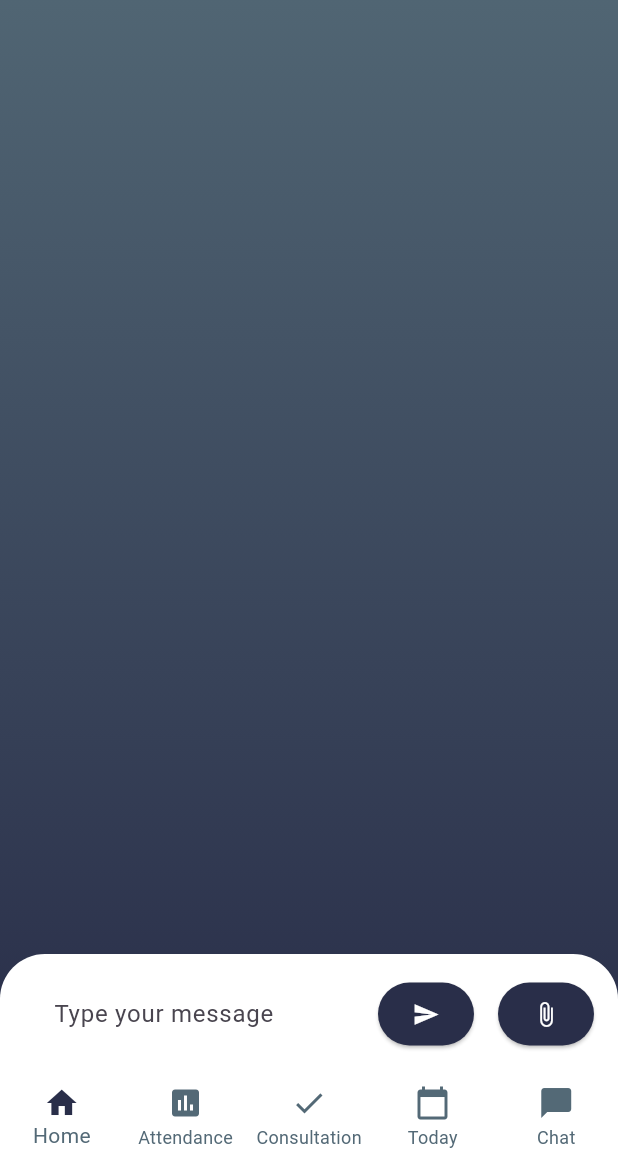
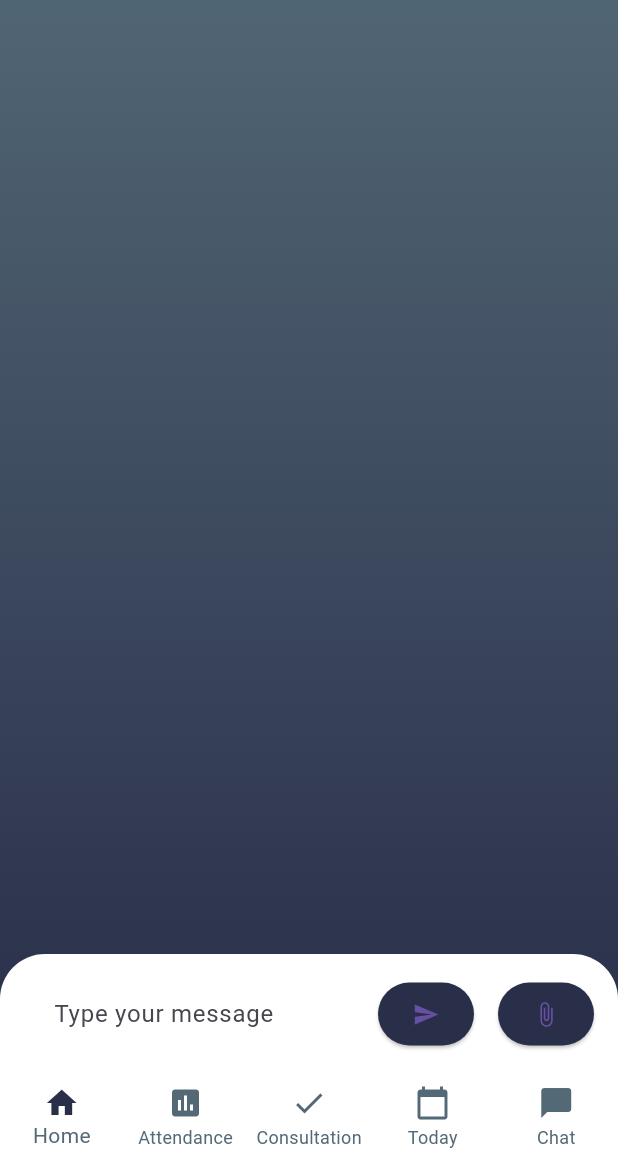
Before and after one commit to sein-pr/classrapp, a Flutter app: the screen it shows after launch, item 5 of the bottom bar chosen, after a tap on the "send" icon, on a phone screen of 412 x 824 dp, the part 75-1236 px from its top. Run offline on Flutter 3.47's test engine with Material 3 defaults, Android fonts, the phone set to English and light mode, and no system bars; our stand-ins replace image_picker, parse_server_sdk_flutter.

Commit message:
Fixed minor bugs

```diff
--- a/lib/main.dart
+++ b/lib/main.dart
@@ -3,6 +3,7 @@ import 'package:classrapp/screens/splash/splash.dart';
 import 'package:flutter/material.dart';
 import 'package:parse_server_sdk_flutter/parse_server_sdk_flutter.dart';
 
+import 'screens/attendance/attendance_screen.dart';
 import 'screens/auth/login_screen.dart';
 import 'screens/auth/register_screen.dart';
 import 'screens/communication/consultation_booking_screen.dart';
@@ -63,7 +64,7 @@ class _MyAppState extends State<MyApp> {
         ),
       ),
       //Change here to navigate to the desired screen
-      home: const ConsultationBookingScreen(),
+      home: const AttendancePage(),
     );
   }
 }
--- a/lib/screens/attendance/attendance_screen.dart
+++ b/lib/screens/attendance/attendance_screen.dart
@@ -4,7 +4,7 @@ import '../../widgets/bottom_navigation_bar.dart';
 import 'statistics_page.dart';
 
 class AttendancePage extends StatefulWidget {
-  const AttendancePage({super.key});
+  const AttendancePage({Key? key}) : super(key: key);
 
   @override
   _AttendancePageState createState() => _AttendancePageState();
@@ -18,7 +18,10 @@ class _AttendancePageState extends State<AttendancePage> {
   Widget build(BuildContext context) {
     return Scaffold(
       backgroundColor: AppColors.primaryColor,
-      bottomNavigationBar: const BottomNavigationBarWidget(userName: 'YourUserName', idno: 'YourIdNo'),
+      bottomNavigationBar: const BottomNavigationBarWidget(
+        userName: 'YourUserName',
+        idno: 'YourIdNo',
+      ),
       body: Padding(
         padding: const EdgeInsets.all(16.0),
         child: Column(
@@ -60,7 +63,7 @@ class _AttendancePageState extends State<AttendancePage> {
                   borderRadius: BorderRadius.circular(8),
                 ),
                 child: ListView.builder(
-                  itemCount: 15,
+                  itemCount: _getStudentCount(),
                   itemBuilder: (BuildContext context, int index) {
                     final studentName = _getStudentName(index);
                     return ListTile(
@@ -142,9 +145,12 @@ class _AttendancePageState extends State<AttendancePage> {
       });
     }
   }
-}
 
-String _getStudentName(int index) {
+  int _getStudentCount() {
+    return 15; // Number of students to display, adjust as needed
+  }
+
+  String _getStudentName(int index) {
     switch (index) {
       case 0:
         return 'Alzira Dongua';
@@ -180,3 +186,4 @@ String _getStudentName(int index) {
         return 'Student ${index + 1}';
     }
   }
+}
--- a/lib/screens/communication/chat_screen.dart
+++ b/lib/screens/communication/chat_screen.dart
@@ -6,7 +6,7 @@ import '../../widgets/bottom_navigation_bar.dart';
 import '../../widgets/chat_widget.dart';
 
 class ChatScreen extends StatefulWidget {
-  const ChatScreen({super.key});
+  const ChatScreen({Key? key}) : super(key: key);
 
   @override
   _ChatScreenState createState() => _ChatScreenState();
@@ -15,17 +15,20 @@ class ChatScreen extends StatefulWidget {
 class _ChatScreenState extends State<ChatScreen> {
   final TextEditingController _messageController = TextEditingController();
   File? _attachment;
-  final _chatWidgetKey = GlobalKey<ChatWidgetState>();
+  final GlobalKey<ChatWidgetState> _chatWidgetKey =
+      GlobalKey<ChatWidgetState>();
 
   void _sendMessage() {
-    if (_messageController.text.trim().isNotEmpty) {
+    if (_messageController.text.trim().isNotEmpty || _attachment != null) {
       _chatWidgetKey.currentState?.addMessage(
         message: _messageController.text.trim(),
         isFromUser: true,
         attachment: _attachment,
       );
       _messageController.clear();
-      _attachment = null;
+      setState(() {
+        _attachment = null;
+      });
     }
   }
 
@@ -110,7 +113,6 @@ class _ChatScreenState extends State<ChatScreen> {
                     ElevatedButton(
                       onPressed: _sendMessage,
                       style: ElevatedButton.styleFrom(
-                        foregroundColor: Colors.white,
                         backgroundColor: AppColors.primaryColor,
                         shape: RoundedRectangleBorder(
                           borderRadius: BorderRadius.circular(30.0),
@@ -126,7 +128,6 @@ class _ChatScreenState extends State<ChatScreen> {
                     ElevatedButton(
                       onPressed: _pickImage,
                       style: ElevatedButton.styleFrom(
-                        foregroundColor: Colors.white,
                         backgroundColor: AppColors.primaryColor,
                         shape: RoundedRectangleBorder(
                           borderRadius: BorderRadius.circular(30.0),
@@ -145,7 +146,8 @@ class _ChatScreenState extends State<ChatScreen> {
           ],
         ),
       ),
-      bottomNavigationBar: BottomNavigationBarWidget(userName: 'YourUserName', idno: 'YourIdNo'),
+      bottomNavigationBar:
+          BottomNavigationBarWidget(userName: 'YourUserName', idno: 'YourIdNo'),
     );
   }
 }
```
Also changed, not shown: lib/screens/attendance/statistics_page.dart (+15 -5 lines).
